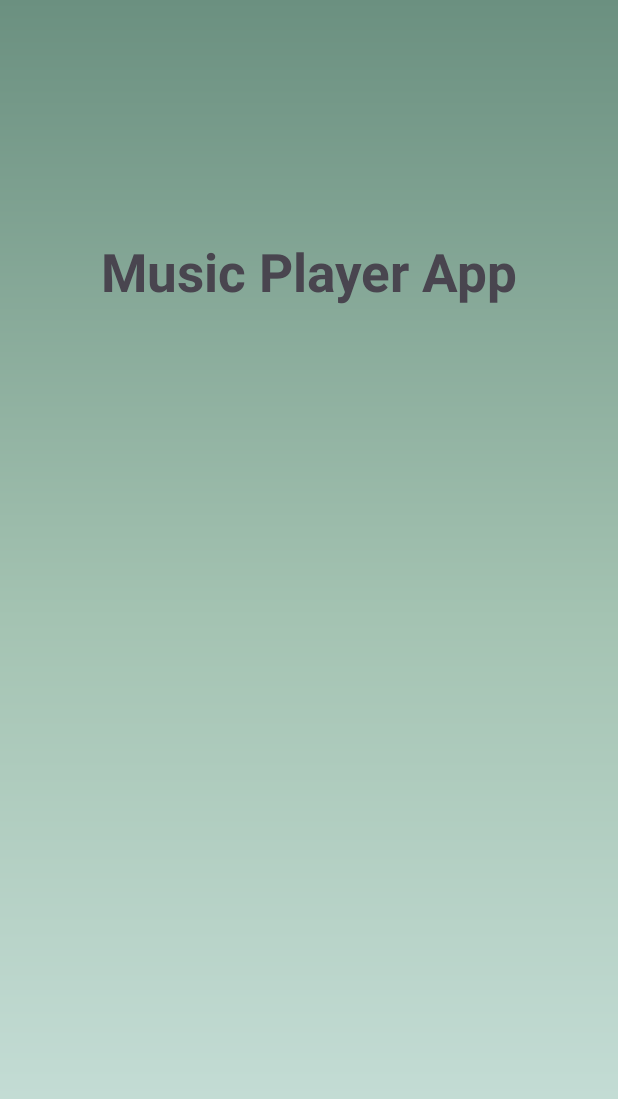
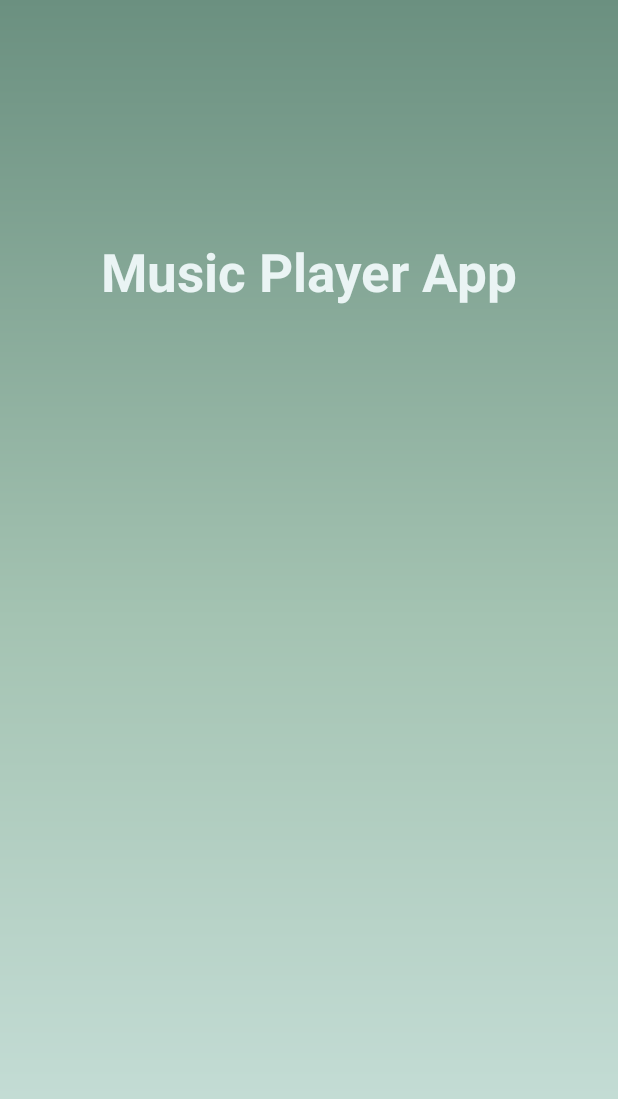
Before and after one commit to yhrjfj/Music_Player_Learning_Kotlin, an Android app: the screen it shows after launch (MainActivity), on a phone screen of 412 x 824 dp. Shown: the top 1099 px of the screen. Run offline under Robolectric (Android 15) with nearby library versions, the phone set to English and light mode, and no system bars.

Commit message:
Add color and apply

```diff
--- a/app/src/main/res/layout/activity_main.xml
+++ b/app/src/main/res/layout/activity_main.xml
@@ -13,6 +13,7 @@
         android:text="Music Player App"
         android:textSize="35sp"
         android:textStyle="bold"
+        android:textColor="@color/font_color"
         app:layout_constraintBottom_toBottomOf="parent"
         app:layout_constraintEnd_toEndOf="parent"
         app:layout_constraintStart_toStartOf="parent"
--- a/app/src/main/res/values/colors.xml
+++ b/app/src/main/res/values/colors.xml
@@ -2,4 +2,5 @@
 <resources>
     <color name="black">#FF000000</color>
     <color name="white">#FFFFFFFF</color>
+    <color name="font_color">#EAF4F4</color>
 </resources>
```
